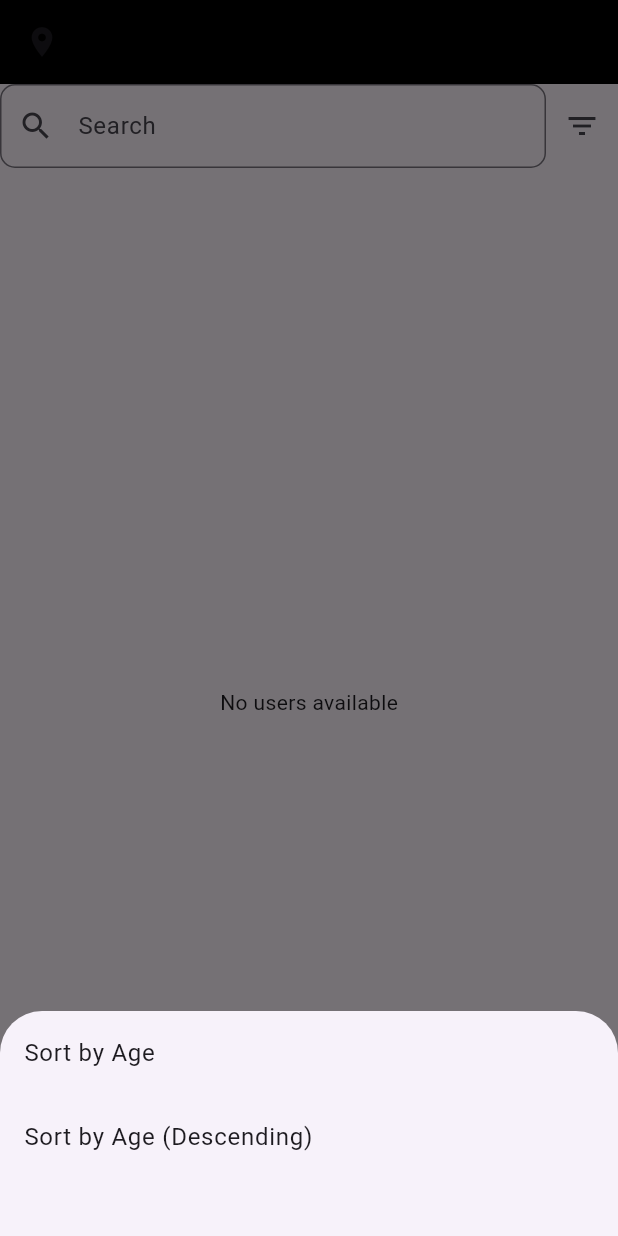
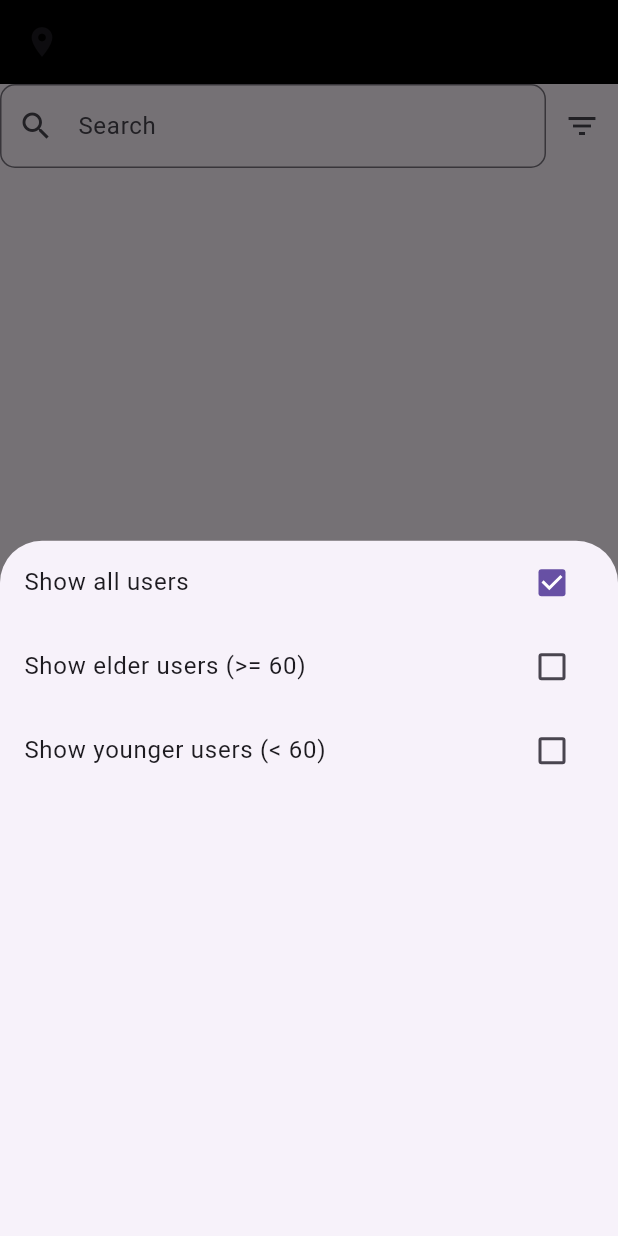
Before and after one commit to AswinChandrankp/mechinetest_totalx, a Flutter app: the HomePage screen opened directly, after a tap on the "filter list" icon, on a phone screen of 412 x 824 dp. Run offline on Flutter 3.47's test engine with Material 3 defaults, Android fonts, the light colour scheme and no system bars; our stand-ins replace cloud_firestore, firebase_auth, firebase_core, image_picker, pinput, shared_preferences; accounts and stored records are empty.

Commit message:
sortuser updated

```diff
--- a/lib/views/main/home.dart
+++ b/lib/views/main/home.dart
@@ -1,244 +1,108 @@
-import 'dart:async';
 
-import 'package:flutter/cupertino.dart';
+
+import 'package:cloud_firestore/cloud_firestore.dart';
 import 'package:flutter/material.dart';
-import 'package:flutter/widgets.dart';
-import 'package:mechinetest_totalx/controller/addnewuser_provider.dart';
 import 'package:mechinetest_totalx/model/newuser_model.dart';
 import 'package:mechinetest_totalx/views/main/adduser.dart';
-import 'package:mechinetest_totalx/views/main/sort.dart';
 import 'package:provider/provider.dart';
 
-
-
-
-
-
-// class HomePage extends StatefulWidget {
-//   HomePage({Key? key});
-
-//   @override
-//   State<HomePage> createState() => _HomePageState();
-// }
-
-// class _HomePageState extends State<HomePage> {
-//   AddNewUserProvider _newuuserservice = AddNewUserProvider();
-
-//   TextEditingController _searchController = TextEditingController();
-
-//   late Stream<List<newusermodel>> _usersStream;
-
-//   List<newusermodel> _filteredUsers = [];
-
-//   @override
-//   void initState() {
-//     super.initState();
-//     _usersStream = _newuuserservice.getusers();
-//     _searchController.addListener(_onSearchChanged);
-//   }
-
-//   @override
-//   void dispose() {
-//     _searchController.dispose();
-//     super.dispose();
-//   }
-
-
-// void _onSearchChanged() {
-//   String searchText = _searchController.text.toLowerCase();
-//   _newuuserservice.getusers().listen((users) {
-//     setState(() {
-//       _filteredUsers = users.where((user) {
-//         return user.name.toLowerCase().contains(searchText) ||
-//             user.age.toLowerCase().contains(searchText) ||
-//             user.number.contains(searchText);
-//       }).toList();
-//       print("Filtered Users: $_filteredUsers");
-//     });
-//   });
-// }
-
-
-
-//   @override
-//   Widget build(BuildContext context) {
-//     return Scaffold(
-//       appBar: AppBar(
-//         backgroundColor: Colors.black,
-//         leading: const Icon(Icons.location_on),
-//       ),
-//       body: Container(
-//         width: MediaQuery.of(context).size.width,
-//         height: MediaQuery.of(context).size.height,
-//         child: Column(
-//           children: [
-//             Row(
-//               children: [
-//                 Expanded(
-//                   child: TextField(
-
-//                     controller: _searchController,
-//                     keyboardType: TextInputType.text,
-//                     decoration: InputDecoration(
-//                       hintText: "Search",
-//                       prefixIcon: Icon(Icons.search),
-//                       border: OutlineInputBorder(
-//                         borderRadius: BorderRadius.circular(10),
-//                       ),
-//                     ),
-//                   ),
-//                 ),
-//                 IconButton(
-//                   onPressed: () {
-//                     showModalBottomSheet(context: context, builder: (builder) => sortbottomsheet());
-//                   }
-//                   , icon: Icon(Icons.filter_list),
-//                 )
-//               ],
-//             ),
-//             Expanded(
-//               child: StreamBuilder<List<newusermodel>>(
-//                 stream: _usersStream,
-//                 builder: (context, snapshot) {
-//                   if (!snapshot.hasData) {
-//                     return Center(child: CircularProgressIndicator());
-//                   }
-//                   List<newusermodel> users = snapshot.data!;
-//                   if (_searchController.text.isNotEmpty) {
-//                     users = _filteredUsers;
-//                   }
-//                   if (users.isEmpty) {
-//                     return Center(child: Text("No users available"));
-//                   }
-//                   return ListView.builder(
-//                     itemCount: users.length,
-//                     itemBuilder: (context, index) {
-//                       final user = users[index];
-//                       return ListTile(
-//                         leading: CircleAvatar(
-//                           backgroundImage: user.image.isNotEmpty
-//                               ? NetworkImage(user.image)
-//                               : null,
-//                           child: user.image.isEmpty
-//                               ? Icon(Icons.person, size: 30)
-//                               : null,
-//                         ),
-//                         title: Text(user.name),
-//                         subtitle: Text(user.age),
-//                       );
-//                     },
-//                   );
-//                 },
-//               ),
-//             ),
-//           ],
-//         ),
-//       ),
-//       floatingActionButton: FloatingActionButton(
-//         shape: const CircleBorder(),
-//         backgroundColor: Colors.black,
-//         child: const Icon(
-//           Icons.add,
-//           color: Colors.white,
-//         ),
-//         onPressed: () {
-//           showDialog(
-//             context: context,
-//             builder: (BuildContext context) {
-//               return Dialog(
-//                 insetPadding: EdgeInsets.all(0),
-//                 child: const AddUser(),
-//               );
-//             },
-//           );
-//         },
-//       ),
-//     );
-//   }
-// }
-class HomePage extends StatefulWidget {
-  HomePage({Key? key});
-
-  @override
-  State<HomePage> createState() => _HomePageState();
-}
-
-class _HomePageState extends State<HomePage> {
-  AddNewUserProvider _newuuserservice = AddNewUserProvider();
-
-  TextEditingController _searchController = TextEditingController();
-
-  late StreamSubscription<List<newusermodel>> _usersSubscription;
+class AddNewUserProvider extends ChangeNotifier {
+  final CollectionReference _newUserCollection =
+      FirebaseFirestore.instance.collection('Newuser');
 
   List<newusermodel> _users = [];
   List<newusermodel> _filteredUsers = [];
+  bool _showAllUsers = true;
+  bool _showElderUsers = false;
+  bool _showYoungerUsers = false;
 
-  @override
-  void initState() {
-    super.initState();
-    _usersSubscription = _newuuserservice.getusers().listen((users) {
-      setState(() {
-        _users = users;
-        _filteredUsers = users;
-      });
-    });
-    _searchController.addListener(_onSearchChanged);
+  List<newusermodel> get users => _users;
+  List<newusermodel> get filteredUsers => _filteredUsers;
+  bool get showAllUsers => _showAllUsers;
+  bool get showElderUsers => _showElderUsers;
+  bool get showYoungerUsers => _showYoungerUsers;
+
+  Future<void> createUser(newusermodel newUser) async {
+    try {
+      final newUserData = newUser.toJson();
+      await _newUserCollection.doc(newUser.id).set(newUserData);
+    } catch (e) {
+      print(e.toString());
+      rethrow;
+    }
   }
 
-  @override
-  void dispose() {
-    _searchController.dispose();
-    _usersSubscription.cancel();
-    super.dispose();
+  Future<void> getUsers() async {
+    try {
+      final QuerySnapshot snapshot = await _newUserCollection.get();
+      _users = snapshot.docs.map((doc) => newusermodel.fromJson(doc)).toList();
+      _filteredUsers = _users;
+      notifyListeners();
+    } catch (e) {
+      print(e.toString());
+      rethrow;
+    }
   }
 
-  void _onSearchChanged() {
-    String searchText = _searchController.text.toLowerCase();
-    setState(() {
+  void onSearchChanged(String searchText) {
     _filteredUsers = _users.where((user) {
       return user.name.toLowerCase().contains(searchText) ||
-            user.age.toLowerCase().contains(searchText) ||
+          (user.age != null && user.age!.toLowerCase().contains(searchText)) ||
           user.number.contains(searchText);
     }).toList();
-    });
+    notifyListeners();
   }
 
-  void _sortUsersByAge(String sortOrder) {
-    setState(() {
-      if (sortOrder == 'asc') {
-        _filteredUsers.sort((a, b) => a.age.compareTo(b.age));
-      } else {
-        _filteredUsers.sort((a, b) => b.age.compareTo(a.age));
+  void sortUsersByAge() {
+    if (_showAllUsers) {
+      _filteredUsers.sort((a, b) => (a.age != null && b.age != null) ? int.parse(a.age!) - int.parse(b.age!) : 0);
+    } else if (_showElderUsers) {
+      _filteredUsers.sort((a, b) => (a.age != null && b.age != null) ? int.parse(a.age!) - int.parse(b.age!) : 0);
+    } else if (_showYoungerUsers) {
+      _filteredUsers.sort((a, b) => (a.age != null && b.age != null) ? int.parse(b.age!) - int.parse(a.age!) : 0);
     }
-    });
+    notifyListeners();
   }
 
-  Widget sortbottomsheet() {
-    return Container(
-      height: 150,
-      child: Column(
-        children: [
-          ListTile(
-            title: Text('Sort by Age'),
-            onTap: () {
-              _sortUsersByAge('asc');
-              Navigator.of(context).pop();
-            },
-          ),
-          ListTile(
-            title: Text('Sort by Age (Descending)'),
-            onTap: () {
-              _sortUsersByAge('desc');
-              Navigator.of(context).pop();
-            },
-          ),
-        ],
-      ),
-    );
+  void toggleShowAllUsers(bool value) {
+    _showAllUsers = value;
+    _showElderUsers = false;
+    _showYoungerUsers = false;
+    if (value) {
+      _filteredUsers = _users;
+    } else {
+      _filteredUsers = _users.where((user) => user.age != null).toList();
+    }
+    sortUsersByAge();
+    notifyListeners();
   }
 
+  void toggleShowElderUsers(bool value) {
+    _showElderUsers = value;
+    _showAllUsers = false;
+    _showYoungerUsers = false;
+    _filteredUsers = _users.where((user) => user.age != null && int.parse(user.age!) >= 60).toList();
+    sortUsersByAge();
+    notifyListeners();
+  }
+
+  void toggleShowYoungerUsers(bool value) {
+    _showYoungerUsers = value;
+    _showAllUsers = false;
+    _showElderUsers = false;
+    _filteredUsers = _users.where((user) => user.age != null && int.parse(user.age!) < 60).toList();
+    sortUsersByAge();
+    notifyListeners();
+  }
+}
+
+class HomePage extends StatelessWidget {
   @override
   Widget build(BuildContext context) {
+    return ChangeNotifierProvider(
+      create: (_) => AddNewUserProvider()..getUsers(),
+      child: Consumer<AddNewUserProvider>(
+        builder: (context, provider, child) {
           return Scaffold(
             appBar: AppBar(
               backgroundColor: Colors.black,
@@ -253,7 +117,7 @@
                     children: [
                       Expanded(
                         child: TextField(
-                    controller: _searchController,
+                          onChanged: provider.onSearchChanged,
                           keyboardType: TextInputType.text,
                           decoration: InputDecoration(
                             hintText: "Search",
@@ -268,35 +132,14 @@
                         onPressed: () {
                           showModalBottomSheet(
                             context: context,
-                      builder: (builder) => sortbottomsheet(),
+                            builder: (builder) => _buildFilterOptions(context, provider),
                           );
                         },
                         icon: Icon(Icons.filter_list),
                       )
                     ],
                   ),
-           Expanded(
-              child: _filteredUsers.isEmpty
-                 ? Center(child: Text("No users available"))
-                  : ListView.builder(
-                      itemCount: _filteredUsers.length,
-                      itemBuilder: (context, index) {
-                        final user = _filteredUsers[index];
-                        return ListTile(
-                          leading: CircleAvatar(
-                            backgroundImage: user.image.isNotEmpty
-                               ? NetworkImage(user.image)
-                                : null,
-                            child: user.image.isEmpty
-                               ? Icon(Icons.person, size: 30)
-                                : null,
-                          ),
-                          title: Text(user.name),
-                          subtitle: Text(user.age),
-                        );
-                      },
-                    ),
-            ),
+                  Expanded(child: _buildUserList(provider)),
                 ],
               ),
             ),
@@ -320,5 +163,64 @@
               },
             ),
           );
+        },
+      ),
+    );
+  }
+
+  Widget _buildFilterOptions(BuildContext context, AddNewUserProvider provider) {
+    return Column(
+      children: [
+        CheckboxListTile(
+          value: provider.showAllUsers,
+          onChanged: (value) {
+            provider.toggleShowAllUsers(value ?? false);
+            Navigator.pop(context); // Close the bottom sheet after selection
+          },
+          title: Text("Show all users"),
+        ),
+        CheckboxListTile(
+          value: provider.showElderUsers,
+          onChanged: (value) {
+            provider.toggleShowElderUsers(value ?? false);
+            Navigator.pop(context); // Close the bottom sheet after selection
+          },
+          title: Text("Show elder users (>= 60)"),
+        ),
+        CheckboxListTile(
+          value: provider.showYoungerUsers,
+          onChanged: (value) {
+            provider.toggleShowYoungerUsers(value ?? false);
+            Navigator.pop(context); // Close the bottom sheet after selection
+          },
+          title: Text("Show younger users (< 60)"),
+        ),
+      ],
+    );
+  }
+
+  Widget _buildUserList(AddNewUserProvider provider) {
+    if (provider.filteredUsers.isEmpty) {
+      return Center(child: Text("No users available"));
+    }
+
+    return ListView.builder(
+      itemCount: provider.filteredUsers.length,
+      itemBuilder: (context, index) {
+        final user = provider.filteredUsers[index];
+        return ListTile(
+          leading: CircleAvatar(
+            backgroundImage: user.image.isNotEmpty
+                ? NetworkImage(user.image)
+                : null,
+            child: user.image.isEmpty
+                ? Icon(Icons.person, size: 30)
+                : null,
+          ),
+          title: Text(user.name),
+          subtitle: Text(user.age ?? ""),
+        );
+      },
+    );
   }
 }
```
Lines whose indentation alone changed are shown as unchanged.
